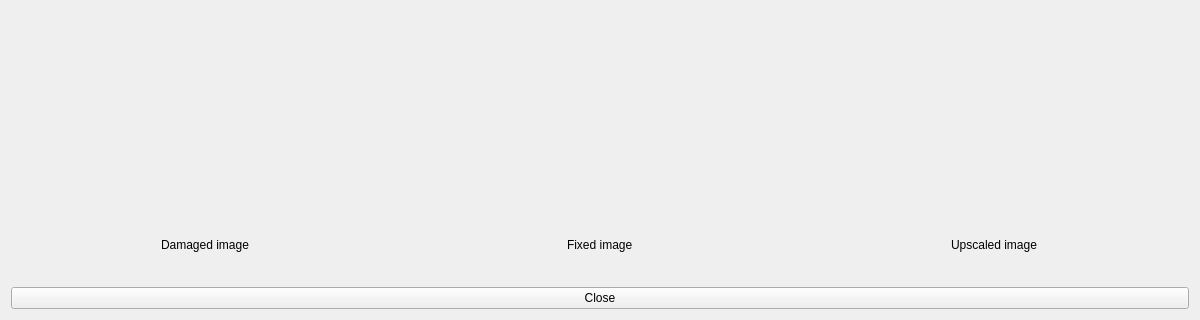
Se-Boruk/Virtual_conservator, file GUI/Fix_&_Upscale_Image.ui: the form before one commit; both pictures show x 0 to 1200 and y 230 to 550 of the 1200 by 550 pixel window.
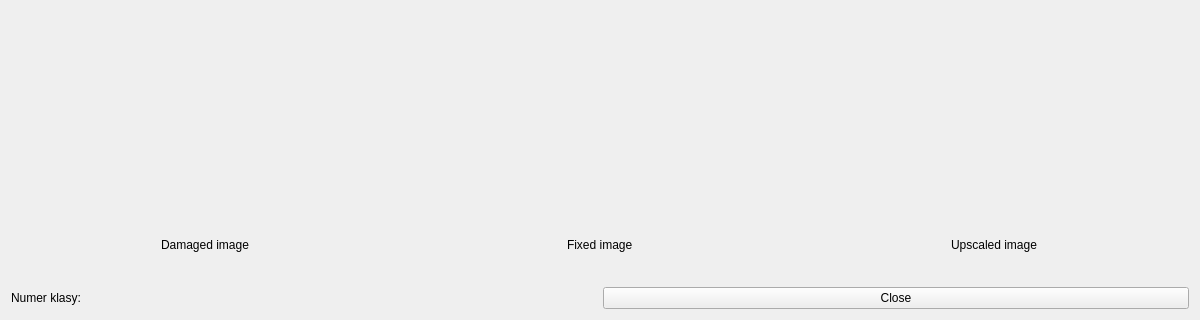
The form after the commit.

Commit message:
Add deterministic clustering and show class in UI
Class assignment problem little "fix"

Patch:
```diff
--- a/GUI/Fix_&_Upscale_Image.ui
+++ b/GUI/Fix_&_Upscale_Image.ui
@@ -125,11 +125,22 @@
     </layout>
    </item>
    <item>
+    <layout class="QHBoxLayout" name="horizontalLayout_3">
+     <item>
+      <widget class="QLabel" name="Class_no">
+       <property name="text">
+        <string>Numer klasy:</string>
+       </property>
+      </widget>
+     </item>
+     <item>
     <widget class="QPushButton" name="CloseButton">
      <property name="text">
       <string>Close</string>
      </property>
     </widget>
+     </item>
+    </layout>
    </item>
   </layout>
  </widget>
```
Lines whose indentation alone changed are shown as unchanged. The commit also changes 9 other files.
